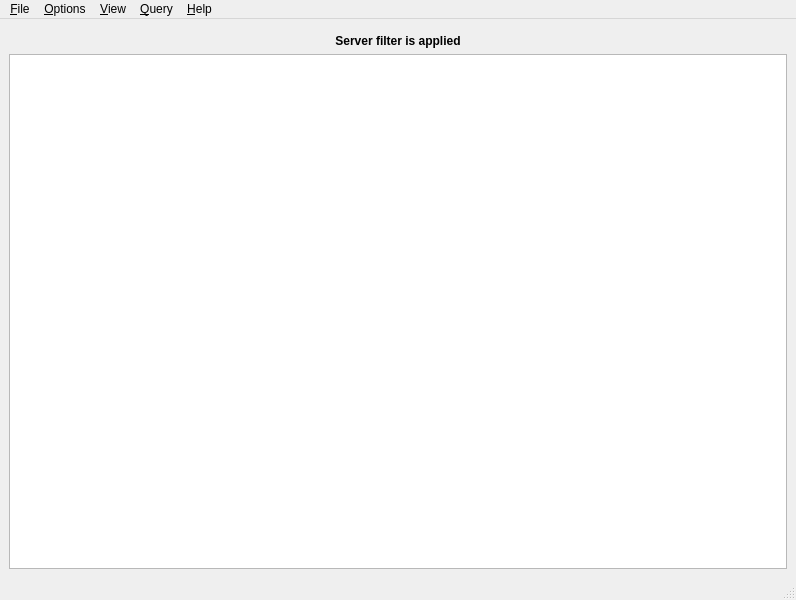
Qt form src/core/gui/mainwindow.ui (Destroyerrrocket/doomseeker-unofficial) before a commit.
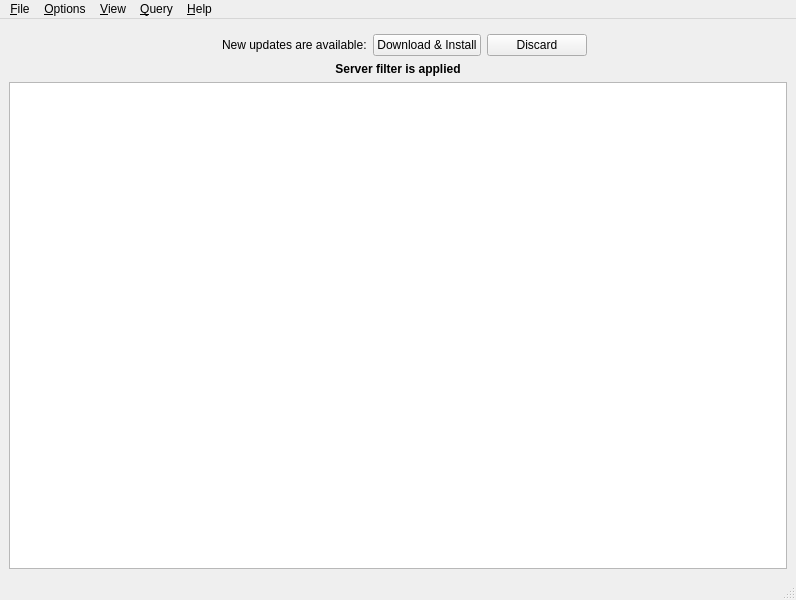
The same form after that commit. Icons and pictures are not drawn. Custom widgets are drawn as their Qt base class.

Commit message: - Auto updates will now actually work. - Update request confirmation will now appear as a widget in the main window instead of an annoying message box. - Checking for updates from the main menu (user triggered updates) will now always request confirmation.

The edit to the form file:
```diff
--- a/src/core/gui/mainwindow.ui
+++ b/src/core/gui/mainwindow.ui
@@ -34,6 +34,105 @@
       </property>
      </widget>
     </item>
+    <item>
+     <widget class="QWidget" name="updatesWidget" native="true">
+      <layout class="QHBoxLayout" name="horizontalLayout">
+       <property name="margin">
+        <number>0</number>
+       </property>
+       <item>
+        <spacer name="horizontalSpacer">
+         <property name="orientation">
+          <enum>Qt::Horizontal</enum>
+         </property>
+         <property name="sizeHint" stdset="0">
+          <size>
+           <width>40</width>
+           <height>20</height>
+          </size>
+         </property>
+        </spacer>
+       </item>
+       <item>
+        <widget class="QLabel" name="label_2">
+         <property name="maximumSize">
+          <size>
+           <width>16</width>
+           <height>16</height>
+          </size>
+         </property>
+         <property name="text">
+          <string/>
+         </property>
+         <property name="pixmap">
+          <pixmap resource="../../../media/resources.qrc">:/icons/exclamation.png</pixmap>
+         </property>
+         <property name="scaledContents">
+          <bool>true</bool>
+         </property>
+        </widget>
+       </item>
+       <item>
+        <widget class="QLabel" name="label">
+         <property name="text">
+          <string>New updates are available:</string>
+         </property>
+        </widget>
+       </item>
+       <item>
+        <widget class="QPushButton" name="btnUpdatesDownloadAndInstall">
+         <property name="sizePolicy">
+          <sizepolicy hsizetype="Maximum" vsizetype="Fixed">
+           <horstretch>0</horstretch>
+           <verstretch>0</verstretch>
+          </sizepolicy>
+         </property>
+         <property name="minimumSize">
+          <size>
+           <width>100</width>
+           <height>0</height>
+          </size>
+         </property>
+         <property name="text">
+          <string>Download &amp;&amp; Install</string>
+         </property>
+        </widget>
+       </item>
+       <item>
+        <widget class="QPushButton" name="btnUpdatesDiscard">
+         <property name="sizePolicy">
+          <sizepolicy hsizetype="Maximum" vsizetype="Fixed">
+           <horstretch>0</horstretch>
+           <verstretch>0</verstretch>
+          </sizepolicy>
+         </property>
+         <property name="minimumSize">
+          <size>
+           <width>100</width>
+           <height>0</height>
+          </size>
+         </property>
+         <property name="text">
+          <string>Discard</string>
+         </property>
+        </widget>
+       </item>
+       <item>
+        <spacer name="horizontalSpacer_2">
+         <property name="orientation">
+          <enum>Qt::Horizontal</enum>
+         </property>
+         <property name="sizeHint" stdset="0">
+          <size>
+           <width>40</width>
+           <height>20</height>
+          </size>
+         </property>
+        </spacer>
+       </item>
+      </layout>
+     </widget>
+    </item>
     <item>
      <widget class="QLabel" name="lblServerFilterApplied">
       <property name="font">
```
Left out of the diff: 38 changed lines with no effect on the pictures. The commit also changes 5 other files.
